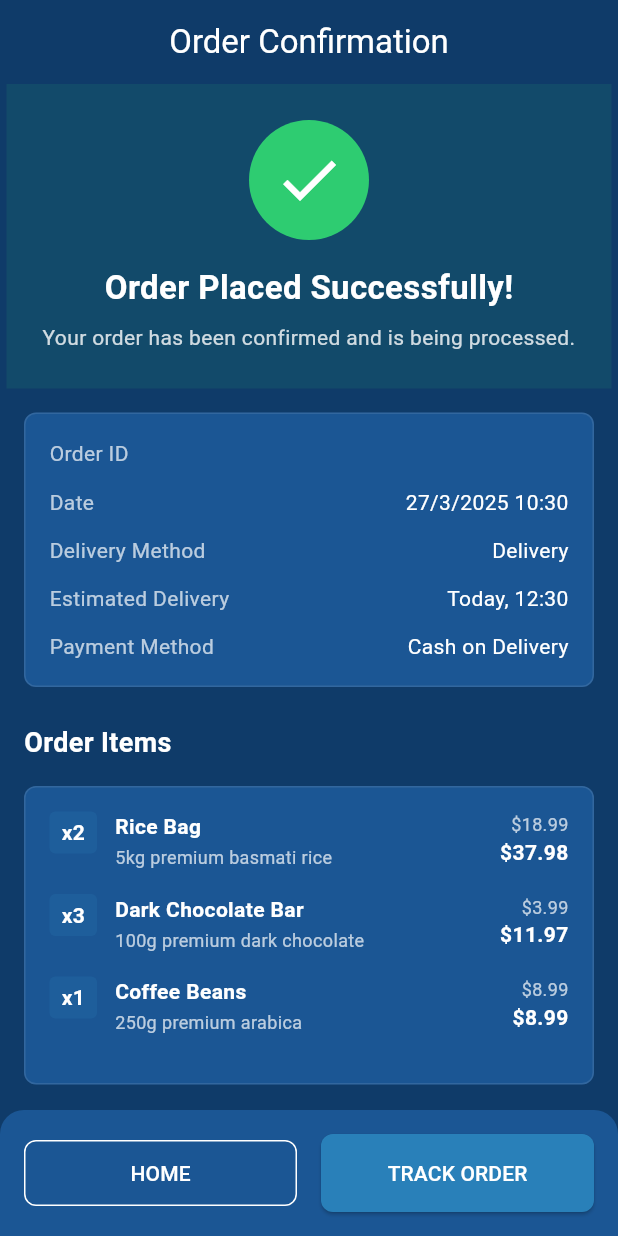
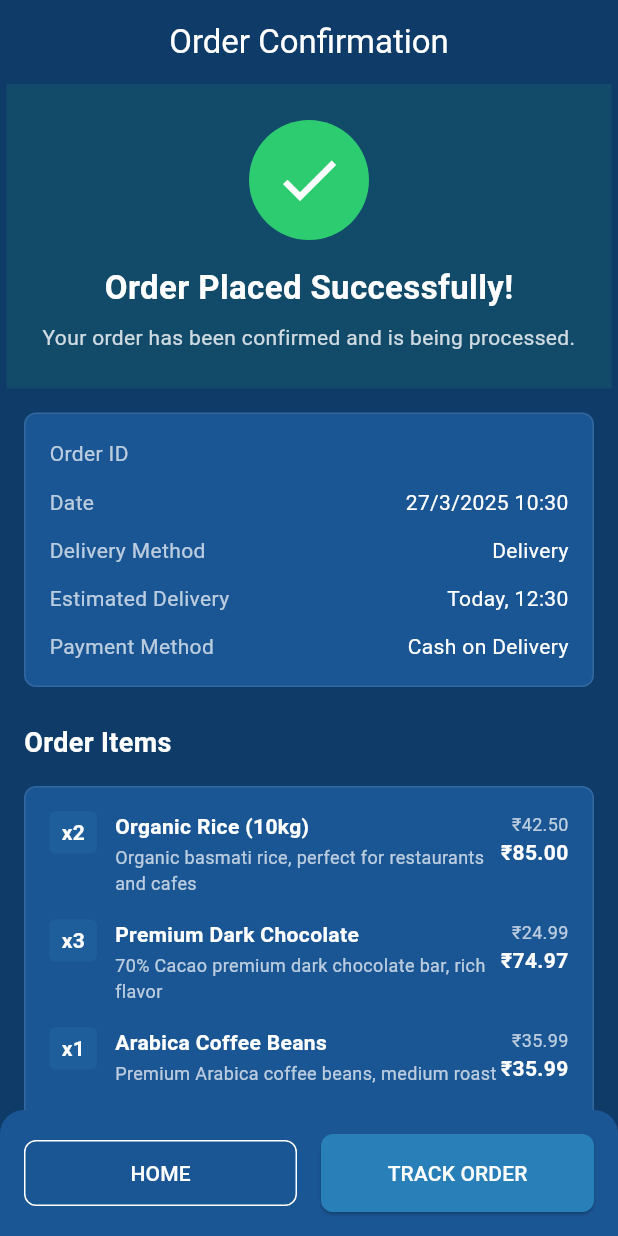
Before and after one commit to TechoBytes/flexorder, a Flutter app: the OrderConfirmationPage screen opened directly with empty values, on a phone screen of 412 x 824 dp. Run offline on Flutter 3.47's test engine with Material 3 defaults, Android fonts, the phone set to English and light mode, and no system bars; our stand-ins replace go_router; network calls fail.

Commit message:
Update currency from USD ($) to Indian Rupees ()

```diff
--- a/lib/features/orders/presentation/pages/order_confirmation_page.dart
+++ b/lib/features/orders/presentation/pages/order_confirmation_page.dart
@@ -7,18 +7,17 @@ import '../../../../core/theme/app_theme.dart';
 class OrderConfirmationPage extends StatelessWidget {
   final String orderId;
 
-  const OrderConfirmationPage({
-    super.key,
-    required this.orderId,
-  });
+  const OrderConfirmationPage({super.key, required this.orderId});
 
   @override
   Widget build(BuildContext context) {
     // Mock order data (in a real app, this would come from API/state management)
     final isDelivery = true;
     final orderDate = DateTime.now();
-    final formattedDate = '${orderDate.day}/${orderDate.month}/${orderDate.year} ${orderDate.hour}:${orderDate.minute.toString().padLeft(2, '0')}';
-    final estimatedDelivery = 'Today, ${orderDate.hour + 2}:${orderDate.minute.toString().padLeft(2, '0')}';
+    final formattedDate =
+        '${orderDate.day}/${orderDate.month}/${orderDate.year} ${orderDate.hour}:${orderDate.minute.toString().padLeft(2, '0')}';
+    final estimatedDelivery =
+        'Today, ${orderDate.hour + 2}:${orderDate.minute.toString().padLeft(2, '0')}';
     final pickupSlot = 'Today, 2:00 PM - 4:00 PM';
     final subtotal = 59.95;
     final deliveryFee = 5.99;
@@ -28,22 +27,23 @@ class OrderConfirmationPage extends StatelessWidget {
     // Mock order items
     final orderItems = [
       {
-        'name': 'Rice Bag',
-        'description': '5kg premium basmati rice',
+        'name': 'Organic Rice (10kg)',
+        'description':
+            'Organic basmati rice, perfect for restaurants and cafes',
         'quantity': 2,
-        'price': 18.99,
+        'price': 42.50,
       },
       {
-        'name': 'Dark Chocolate Bar',
-        'description': '100g premium dark chocolate',
+        'name': 'Premium Dark Chocolate',
+        'description': '70% Cacao premium dark chocolate bar, rich flavor',
         'quantity': 3,
-        'price': 3.99,
+        'price': 24.99,
       },
       {
-        'name': 'Coffee Beans',
-        'description': '250g premium arabica',
+        'name': 'Arabica Coffee Beans',
+        'description': 'Premium Arabica coffee beans, medium roast',
         'quantity': 1,
-        'price': 8.99,
+        'price': 35.99,
       },
     ];
 
@@ -69,11 +69,7 @@ class OrderConfirmationPage extends StatelessWidget {
                     shape: BoxShape.circle,
                   ),
                   padding: const EdgeInsets.all(16),
-                  child: const Icon(
-                    Icons.check,
-                    color: Colors.white,
-                    size: 48,
-                  ),
+                  child: const Icon(Icons.check, color: Colors.white, size: 48),
                 ),
                 const SizedBox(height: 16),
                 const Text(
@@ -143,9 +139,7 @@ class OrderConfirmationPage extends StatelessWidget {
                             ),
                             Text(
                               formattedDate,
-                              style: const TextStyle(
-                                color: Colors.white,
-                              ),
+                              style: const TextStyle(color: Colors.white),
                             ),
                           ],
                         ),
@@ -163,9 +157,7 @@ class OrderConfirmationPage extends StatelessWidget {
                             Text(
                               // ignore: dead_code
                               isDelivery ? 'Delivery' : 'Pickup',
-                              style: const TextStyle(
-                                color: Colors.white,
-                              ),
+                              style: const TextStyle(color: Colors.white),
                             ),
                           ],
                         ),
@@ -175,9 +167,7 @@ class OrderConfirmationPage extends StatelessWidget {
                           crossAxisAlignment: CrossAxisAlignment.start,
                           children: [
                             Text(
-                              isDelivery
-                                  ? 'Estimated Delivery'
-                                  : 'Pickup Slot',
+                              isDelivery ? 'Estimated Delivery' : 'Pickup Slot',
                               style: TextStyle(
                                 color: Colors.white.withOpacity(0.7),
                                 fontSize: 14,
@@ -185,9 +175,7 @@ class OrderConfirmationPage extends StatelessWidget {
                             ),
                             Text(
                               isDelivery ? estimatedDelivery : pickupSlot,
-                              style: const TextStyle(
-                                color: Colors.white,
-                              ),
+                              style: const TextStyle(color: Colors.white),
                             ),
                           ],
                         ),
@@ -204,9 +192,7 @@ class OrderConfirmationPage extends StatelessWidget {
                             ),
                             const Text(
                               'Cash on Delivery',
-                              style: TextStyle(
-                                color: Colors.white,
-                              ),
+                              style: TextStyle(color: Colors.white),
                             ),
                           ],
                         ),
@@ -231,12 +217,14 @@ class OrderConfirmationPage extends StatelessWidget {
                     padding: const EdgeInsets.all(16),
                     child: Column(
                       children: [
-                        ...orderItems.map((item) => _OrderItemTile(
-                          name: item['name'] as String,
-                          description: item['description'] as String,
-                          quantity: item['quantity'] as int,
-                          price: item['price'] as double,
-                        )),
+                        ...orderItems.map(
+                          (item) => _OrderItemTile(
+                            name: item['name'] as String,
+                            description: item['description'] as String,
+                            quantity: item['quantity'] as int,
+                            price: item['price'] as double,
+                          ),
+                        ),
                       ],
                     ),
                   ),
@@ -268,10 +256,8 @@ class OrderConfirmationPage extends StatelessWidget {
                               ),
                             ),
                             Text(
-                              '\$${subtotal.toStringAsFixed(2)}',
-                              style: const TextStyle(
-                                color: Colors.white,
-                              ),
+                              '₹${subtotal.toStringAsFixed(2)}',
+                              style: const TextStyle(color: Colors.white),
                             ),
                           ],
                         ),
@@ -287,10 +273,8 @@ class OrderConfirmationPage extends StatelessWidget {
                                 ),
                               ),
                               Text(
-                                '\$${deliveryFee.toStringAsFixed(2)}',
-                                style: const TextStyle(
-                                  color: Colors.white,
-                                ),
+                                '₹${deliveryFee.toStringAsFixed(2)}',
+                                style: const TextStyle(color: Colors.white),
                               ),
                             ],
                           ),
@@ -308,7 +292,7 @@ class OrderConfirmationPage extends StatelessWidget {
                               ),
                             ),
                             Text(
-                              '\$${total.toStringAsFixed(2)}',
+                              '₹${total.toStringAsFixed(2)}',
                               style: const TextStyle(
                                 color: Colors.white,
                                 fontWeight: FontWeight.bold,
@@ -355,9 +339,15 @@ class OrderConfirmationPage extends StatelessWidget {
                   child: ElevatedButton(
                     onPressed: () {
                       if (isDelivery) {
-                        context.push('/order-tracking', extra: {'orderId': orderId});
+                        context.push(
+                          '/order-tracking',
+                          extra: {'orderId': orderId},
+                        );
                       } else {
-                        context.push('/pickup-status', extra: {'orderId': orderId});
+                        context.push(
+                          '/pickup-status',
+                          extra: {'orderId': orderId},
+                        );
                       }
                     },
                     style: AppTheme.primaryButtonStyle,
@@ -395,10 +385,7 @@ class _OrderItemTile extends StatelessWidget {
         children: [
           // Quantity
           Container(
-            padding: const EdgeInsets.symmetric(
-              horizontal: 8,
-              vertical: 4,
-            ),
+            padding: const EdgeInsets.symmetric(horizontal: 8, vertical: 4),
             decoration: BoxDecoration(
               color: AppTheme.accentColor.withOpacity(0.2),
               borderRadius: BorderRadius.circular(4),
@@ -443,7 +430,7 @@ class _OrderItemTile extends StatelessWidget {
             children: [
               // Item price
               Text(
-                '\$${price.toStringAsFixed(2)}',
+                '₹${price.toStringAsFixed(2)}',
                 style: TextStyle(
                   color: Colors.white.withOpacity(0.7),
                   fontSize: 12,
@@ -451,7 +438,7 @@ class _OrderItemTile extends StatelessWidget {
               ),
               // Total for item
               Text(
-                '\$${(price * quantity).toStringAsFixed(2)}',
+                '₹${(price * quantity).toStringAsFixed(2)}',
                 style: const TextStyle(
                   color: Colors.white,
                   fontWeight: FontWeight.bold,
```
Also changed, not shown: lib/features/cart/presentation/pages/cart_page.dart (+8 -8 lines), lib/features/cart/presentation/pages/checkout_page.dart (+40 -31 lines), lib/features/products/presentation/pages/product_list_page.dart (+4 -4 lines).
